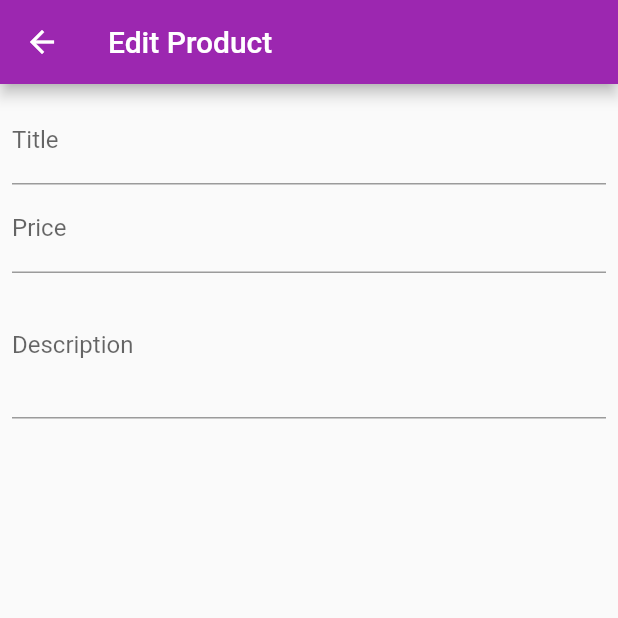
After one commit to aliensmart/shop_app, a Flutter app: the EditProductScreen screen opened by its route, on a phone screen of 412 x 824 dp, the top half of it. The commit adds this screen. Run offline on Flutter 3.47's test engine with Material 2 defaults, Android fonts, the phone set to English and light mode, and no system bars; network calls fail.

Commit message:
added user product data

```diff
--- a/lib/main.dart
+++ b/lib/main.dart
@@ -7,6 +7,8 @@
 import './screens/cart_screen.dart';
 import './provider/orders.dart';
 import './screens/orders_screen.dart';
+import './screens/user_products_screen.dart';
+import './screens/edit_product_screen.dart';
 
 void main() => runApp(MyApp());
 
@@ -36,6 +38,8 @@
           ProductDetailScreen.routeName: (ctx) => ProductDetailScreen(),
           CartScreen.routeName: (ctx) => CartScreen(),
           OrdersScreen.routeName: (ctx) => OrdersScreen(),
+          UserProductsScreen.routeName: (ctx) => UserProductsScreen(),
+          EditProductScreen.routeName: (ctx) => EditProductScreen()
         },
       ),
     );
--- /dev/null
+++ b/lib/screens/edit_product_screen.dart
@@ -0,0 +1,65 @@
+import 'package:flutter/material.dart';
+
+class EditProductScreen extends StatefulWidget {
+  static const routeName = '/editproduct';
+  @override
+  _EditProductScreenState createState() => _EditProductScreenState();
+}
+
+class _EditProductScreenState extends State<EditProductScreen> {
+  final _priceFocuseNode = FocusNode();
+  final _desFocuseNode = FocusNode();
+
+  @override
+  void dispose() {
+    // TODO: implement dispose
+    _priceFocuseNode.dispose();
+    _desFocuseNode
+        .dispose(); //dispose will help us clear our focus nod to avoid memory leak
+    super.dispose();
+  }
+
+  @override
+  Widget build(BuildContext context) {
+    return Scaffold(
+      appBar: AppBar(
+        title: Text('Edit Product'),
+      ),
+      body: Padding(
+        padding: EdgeInsets.all(8),
+        child: Form(
+          child: ListView(
+            children: [
+              TextFormField(
+                decoration: InputDecoration(labelText: 'Title'),
+                textInputAction: TextInputAction.next,
+                onFieldSubmitted: (_) {
+                  //focusScope works a bit like media query
+                  FocusScope.of(context).requestFocus(
+                      _priceFocuseNode); //we are letting flutter know that when the next button is pressed we want the focus to be on the pricefocus node;
+                },
+              ),
+              TextFormField(
+                decoration: InputDecoration(labelText: 'Price'),
+                textInputAction: TextInputAction.next,
+                keyboardType: TextInputType.number,
+                focusNode: _priceFocuseNode,
+                onFieldSubmitted: (_) {
+                  //focusScope works a bit like media query
+                  FocusScope.of(context).requestFocus(
+                      _desFocuseNode); //we are letting flutter know that when the next button is pressed we want the focus to be on the pricefocus node;
+                },
+              ),
+              TextFormField(
+                decoration: InputDecoration(labelText: 'Description'),
+                maxLines: 3,
+                keyboardType: TextInputType.multiline,
+                focusNode: _desFocuseNode,
+              ),
+            ],
+          ),
+        ),
+      ),
+    );
+  }
+}
--- a/lib/widgets/app_drawer.dart
+++ b/lib/widgets/app_drawer.dart
@@ -1,5 +1,6 @@
 import 'package:flutter/material.dart';
 import '../screens/orders_screen.dart';
+import '../screens/user_products_screen.dart';
 
 class AppDrawer extends StatelessWidget {
   @override
@@ -26,6 +27,13 @@
                 Navigator.of(context)
                     .pushReplacementNamed(OrdersScreen.routeName);
               }),
+          ListTile(
+              leading: Icon(Icons.edit),
+              title: Text('Manage Your Products'),
+              onTap: () {
+                Navigator.of(context)
+                    .pushReplacementNamed(UserProductsScreen.routeName);
+              }),
         ],
       ),
     );
--- a/lib/widgets/product_grids.dart
+++ b/lib/widgets/product_grids.dart
@@ -12,6 +12,7 @@
     final productsData = Provider.of<Products>(
         context); //of context is dinamic so we can specify which data it is
     final products = isFavs ? productsData.favItems : productsData.items;
+    // print(isFavs);
     return isFavs
         ? Center(
             child: Text("You don't have favorites"),
```
Also changed, not shown: lib/provider/cart.dart (+21 -0 lines), lib/screens/user_products_screen.dart (added, +42 -0 lines), lib/widgets/cart_item.dart (+26 -1 lines), lib/widgets/product_item.dart (+12 -0 lines), lib/widgets/user_product_item.dart (added, +38 -0 lines).
